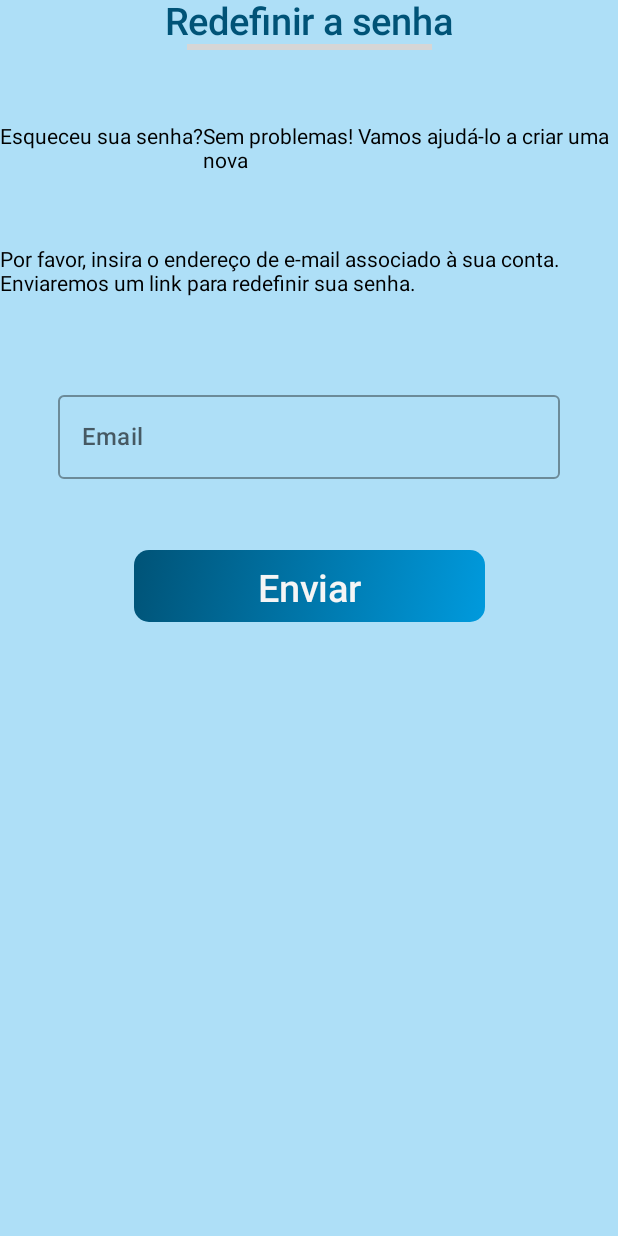
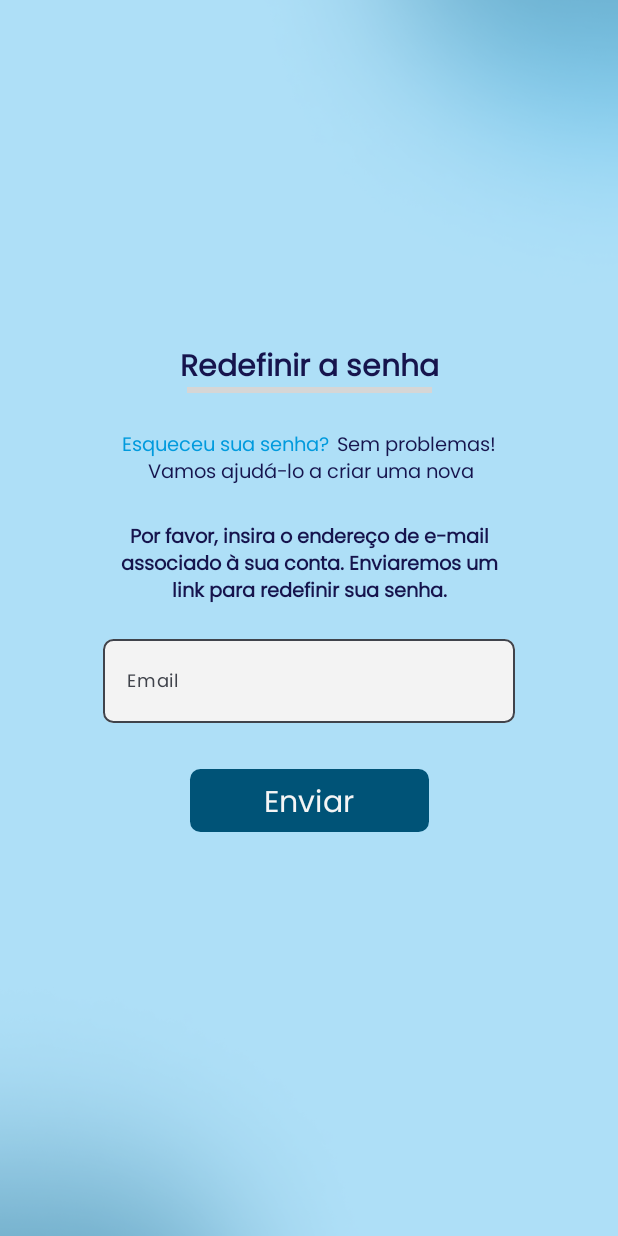
Before and after one commit to DevEmpowerDemoDay/DevEmpower, an Android app built with Jetpack Compose: the recsenha screen opened through its navigation route, on a phone screen of 412 x 824 dp. Run offline under Robolectric (Android 15) with nearby library versions, the phone set to English and light mode, and no system bars; grey boxes are pictures that could not be loaded.

Commit message:
fFinalização da tela redefinir senha 1

```diff
--- a/app/src/main/java/com/demoday/devempower/MainActivity.kt
+++ b/app/src/main/java/com/demoday/devempower/MainActivity.kt
@@ -41,6 +41,8 @@ import androidx.compose.ui.graphics.Brush
 import androidx.compose.ui.graphics.Color
 import androidx.compose.ui.layout.ContentScale
 import androidx.compose.ui.res.painterResource
+import androidx.compose.ui.text.font.Font
+import androidx.compose.ui.text.font.FontFamily
 import androidx.compose.ui.text.font.FontWeight
 import androidx.compose.ui.text.style.TextDecoration
 import androidx.compose.ui.tooling.preview.Preview
@@ -55,11 +57,15 @@ import kotlinx.coroutines.delay
 
 
 val uranium_blue = Color(0xFFAEDFF7)
+val midnight_blue = Color(0xFF16144D)
 val celadon = Color(0xFFA8D5BA)
 val davys_gray = Color(0xFF5C5C5C)
 val white_smoke = Color(0xFFF5F5F5)
 val indigo_dye = Color(0xFF005377)
 val bright_blue = Color(0xFF009ADD)
+val fontPoppins = FontFamily(Font(R.font.poppins))
+
+
 
 class MainActivity : ComponentActivity() {
 
--- a/app/src/main/java/com/demoday/devempower/RedefinirSenha.kt
+++ b/app/src/main/java/com/demoday/devempower/RedefinirSenha.kt
@@ -7,6 +7,7 @@ import androidx.compose.foundation.layout.Column
 import androidx.compose.foundation.layout.Row
 import androidx.compose.foundation.layout.Spacer
 import androidx.compose.foundation.layout.fillMaxSize
+import androidx.compose.foundation.layout.height
 import androidx.compose.foundation.layout.padding
 import androidx.compose.foundation.layout.size
 import androidx.compose.foundation.layout.width
@@ -15,7 +16,9 @@ import androidx.compose.material.OutlinedTextField
 import androidx.compose.material.Text
 import androidx.compose.material3.Button
 import androidx.compose.material3.ButtonDefaults
+import androidx.compose.material3.ExperimentalMaterial3Api
 import androidx.compose.material3.OutlinedTextFieldDefaults
+import androidx.compose.material3.TextFieldDefaults
 import androidx.compose.runtime.Composable
 import androidx.compose.runtime.getValue
 import androidx.compose.runtime.mutableStateOf
@@ -23,11 +26,17 @@ import androidx.compose.runtime.remember
 import androidx.compose.runtime.setValue
 import androidx.compose.ui.Alignment
 import androidx.compose.ui.Modifier
+import androidx.compose.ui.draw.paint
 import androidx.compose.ui.graphics.Brush
 import androidx.compose.ui.graphics.Color
+import androidx.compose.ui.layout.ContentScale
 import androidx.compose.ui.res.colorResource
 import androidx.compose.ui.res.painterResource
+import androidx.compose.ui.text.TextStyle
+import androidx.compose.ui.text.font.Font
+import androidx.compose.ui.text.font.FontFamily
 import androidx.compose.ui.text.font.FontWeight
+import androidx.compose.ui.text.style.TextAlign
 import androidx.compose.ui.tooling.preview.Preview
 import androidx.compose.ui.unit.dp
 import androidx.compose.ui.unit.sp
@@ -36,31 +45,31 @@ import androidx.navigation.compose.rememberNavController
 import com.demoday.devempower.ui.theme.DevEmpowerTheme
 
 
-
-
+@OptIn(ExperimentalMaterial3Api::class)
 @Composable
 
 
 fun RedefinirSenha(navController: NavController) {
-    val uranium_blue = Color(0xFFAEDFF7)
-    val celadon = Color(0xFFA8D5BA)
-    val davys_gray = Color(0xFF5C5C5C)
-    val white_smoke = Color(0xFFF5F5F5)
-    val indigo_dye = Color(0xFF005377)
-    val bright_blue = Color(0xFF009ADD)
-
 
     Column(
         horizontalAlignment = Alignment.CenterHorizontally,
         modifier = Modifier
             .fillMaxSize()
-            .background(color = uranium_blue)
+            .paint(
+                painter = painterResource(
+                    R.drawable.background_color
+                ),
+                contentScale = ContentScale.Crop
+            )
     ) {
         Text(
             "Redefinir a senha",
-            fontSize = 25.sp,
-            fontWeight = FontWeight.Medium,
-            color = indigo_dye
+            fontSize = 20.sp,
+            fontWeight = FontWeight.SemiBold,
+            color = midnight_blue,
+            fontFamily = fontPoppins,
+            modifier = Modifier
+                .padding(top = 230.dp)
         )
 
         Image(
@@ -70,61 +79,120 @@ fun RedefinirSenha(navController: NavController) {
                 .size(width = 163.dp, height = 4.dp)
         )
 
-        Spacer(modifier = Modifier.padding(top = 50.dp))
+        Spacer(modifier = Modifier.padding(top = 25.dp))
 
         Column() {
             Row {
-                Text("Esqueceu sua senha?")
-                Text("Sem problemas! Vamos ajudá-lo a criar uma nova")
+                Text(
+                    "Esqueceu sua senha?",
+                    fontSize = 13.sp,
+                    color = bright_blue,
+                    fontFamily = fontPoppins,
+                )
+                Spacer(modifier = Modifier.padding(start = 5.dp))
+                Text(
+                    "Sem problemas!",
+                    fontSize = 13.sp,
+                    fontFamily = fontPoppins,
+                    color = midnight_blue
+                )
+            }
+            Row(
+                modifier = Modifier
+                    .padding(start = 14.dp)
+            ) {
+                Text(
+                    " Vamos ajudá-lo a criar uma nova",
+                    fontSize = 13.sp,
+                    fontFamily = fontPoppins,
+                    color = midnight_blue
+                )
             }
         }
 
-        Spacer(modifier = Modifier.padding(top = 50.dp))
+        Spacer(modifier = Modifier.padding(top = 25.dp))
 
-        Text("Por favor, insira o endereço de e-mail associado à sua conta. Enviaremos um link para redefinir sua senha.")
+        Row {
+            Text(
+                "Por favor, insira o endereço de e-mail",
+                fontSize = 13.sp,
+                fontFamily = fontPoppins,
+                fontWeight = FontWeight.SemiBold,
+                color = midnight_blue
+            )
+        }
+        Row {
+            Text(
+                "associado à sua conta. Enviaremos um",
+                fontSize = 13.sp,
+                fontFamily = fontPoppins,
+                fontWeight = FontWeight.SemiBold,
+                color = midnight_blue
+            )
+        }
+        Row {
+            Text(
+                "link para redefinir sua senha.",
+                fontSize = 13.sp,
+                fontFamily = fontPoppins,
+                fontWeight = FontWeight.SemiBold,
+                color = midnight_blue
+            )
+        }
 
-        Spacer(modifier = Modifier.padding(top = 50.dp))
+        Spacer(modifier = Modifier.padding(top = 15.dp))
 
         var email by remember {
             mutableStateOf("")
         }
 
-       OutlinedTextField(
+        androidx.compose.material3.OutlinedTextField(
             value = email,
-            onValueChange = { newText -> email = newText },
+            onValueChange = { novoTexto -> email = novoTexto },
             label = {
-                Text(
+                androidx.compose.material3.Text(
                     "Email",
-                    fontSize = 16.sp,
-                    fontWeight = FontWeight.Medium
+                    fontSize = 12.sp,
+                    fontWeight = FontWeight.Normal,
+                    fontFamily = fontPoppins,
                 )
             },
             modifier = Modifier
-                .padding(top = 8.dp)
-                .width(334.82.dp),
+                .width(274.43.dp),
+            shape = RoundedCornerShape(7.dp),
+            colors = TextFieldDefaults.textFieldColors(
+                containerColor = Color(0xFFF3F3F3)
+            ),
+            textStyle = TextStyle(
+                fontSize = 16.sp,
+                textAlign = TextAlign.Start
+            ),
             singleLine = true
         )
 
-        Spacer(modifier = Modifier.padding(top = 50.dp))
+
+
+
+
+        Spacer(modifier = Modifier.padding(top = 30.dp))
 
         Button(
-            onClick = { /* ação ao clicar */ }, colors = ButtonDefaults.buttonColors(
-                containerColor = Color.Transparent
+            onClick = { /* ação ao clicar */ },
+            colors = ButtonDefaults.buttonColors(
+                containerColor = indigo_dye
             ),
 
             modifier = Modifier
-                .size(width = 234.dp, height = 42.dp)
-                .background(
-                    brush = Brush.linearGradient(
-                        colors = listOf(indigo_dye, bright_blue)
-                    ), shape = RoundedCornerShape(10.dp)
-                )
+                .size(width = 159.dp, height = 42.dp),
+            shape = RoundedCornerShape(7.dp)
         ) {
             androidx.compose.material3.Text(
                 text = "Enviar",
                 color = white_smoke,
-                fontSize = 25.sp,
-                modifier = Modifier.align(alignment = Alignment.CenterVertically)
+                fontSize = 20.sp,
+                fontFamily = fontPoppins,
+                modifier = Modifier
+                    .align(alignment = Alignment.CenterVertically)
 
             )
 
@@ -134,7 +202,7 @@ fun RedefinirSenha(navController: NavController) {
 
 @Preview
 @Composable
-private fun Passpreview() {
+fun RedefinirsenhaPreview() {
     DevEmpowerTheme {
         RedefinirSenha(rememberNavController())
     }
```
